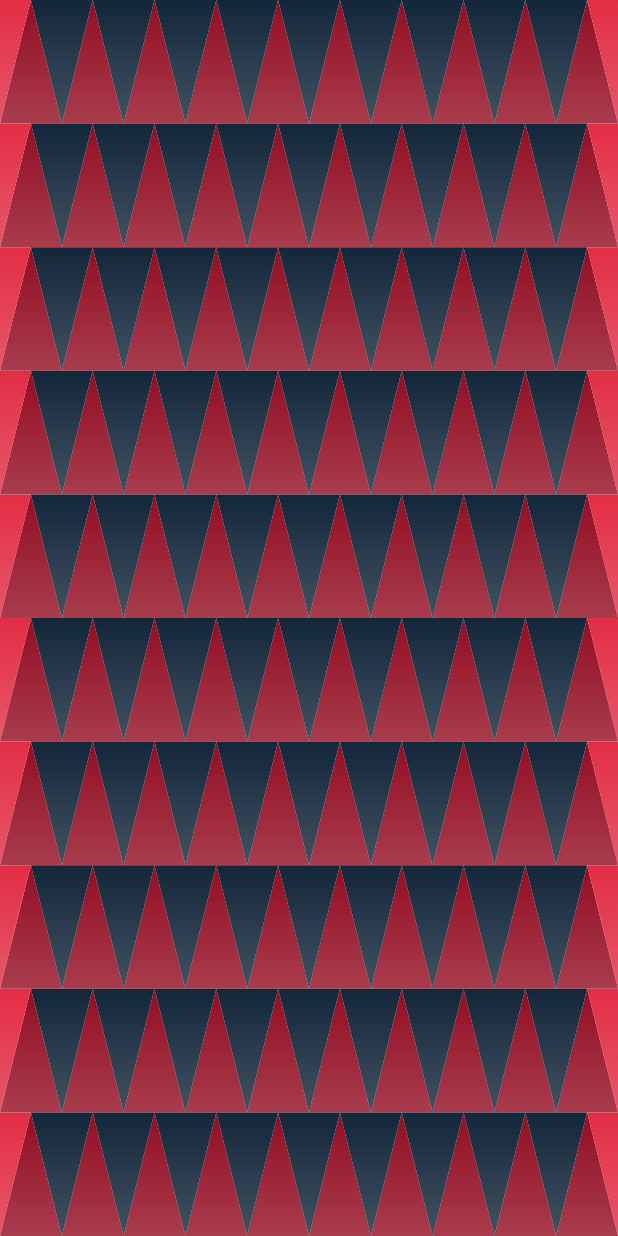
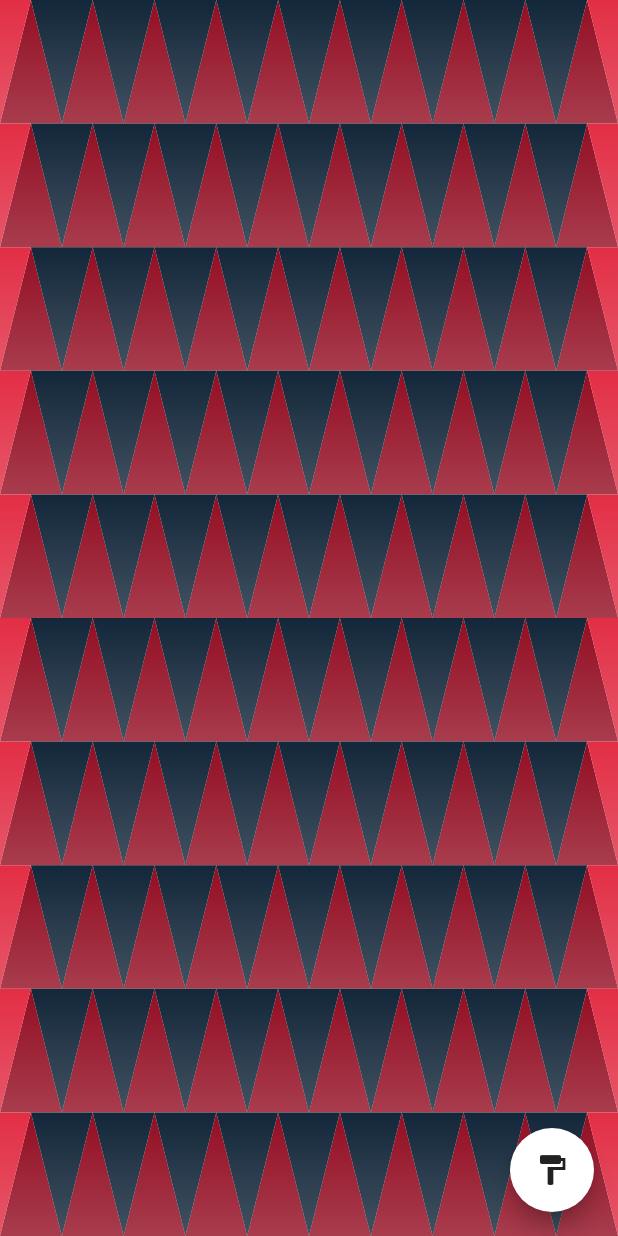
Before and after one commit to mohsin2596/Triangulation, a Flutter app: the screen it shows after launch, on a phone screen of 412 x 824 dp. Run offline on Flutter 3.47's test engine with Material 2 defaults, Android fonts, the phone set to English and light mode, and no system bars.

```diff
--- a/lib/screens/main_screen.dart
+++ b/lib/screens/main_screen.dart
@@ -15,6 +15,9 @@ class _MainScreenState extends State<MainScreen> {
   //Number of columns for canvas
   var numOfColumns = 10;
 
+  //Boolean to help us hide and show tweak box
+  var isEditing = false;
+
   @override
   Widget build(BuildContext context) {
     var widgetHelper = TriangleWidgetHelper(context: context);
@@ -22,9 +25,16 @@ class _MainScreenState extends State<MainScreen> {
 
     SystemChrome.setEnabledSystemUIOverlays(SystemUiOverlay.values);
     return Scaffold(
-//      appBar: AppBar(
-//        title: Text(Strings.appTitle),
-//      ),
+      floatingActionButton: FloatingActionButton(
+        child: isEditing ? Icon(Icons.close) : Icon(Icons.format_paint),
+        backgroundColor: Colors.white,
+        foregroundColor: Colors.black87,
+        onPressed: () {
+          setState(() {
+            isEditing = !isEditing;
+          });
+        },
+      ),
       body: Container(
         //Triangles will be stacked onto one another to fill screen
         child: Stack(
@@ -34,6 +44,31 @@ class _MainScreenState extends State<MainScreen> {
             ),
             Column(
               children: widgetHelper.invertedColumnChildren(context),
+            ),
+            Column(
+              mainAxisAlignment: MainAxisAlignment.end,
+              children: <Widget>[
+                AnimatedContainer(
+                  duration: Duration(milliseconds: 300),
+                  width: double.infinity,
+                  height: isEditing ? 250 : 0,
+                  color: Color(0XD9000000),
+                  child: Column(
+                    children: <Widget>[
+                      Padding(
+                        padding: const EdgeInsets.all(8.0),
+                        child: Text(
+                          'Tweak It',
+                          style: TextStyle(
+                              fontSize: 18,
+                              fontWeight: FontWeight.w500,
+                              color: Colors.white),
+                        ),
+                      ),
+                    ],
+                  ),
+                )
+              ],
             )
           ],
         ),
--- a/lib/utils/widget_helper.dart
+++ b/lib/utils/widget_helper.dart
@@ -4,6 +4,12 @@ import 'draw_triangle.dart';
 class TriangleWidgetHelper {
   var numOfRows = 0;
   var numOfColumns = 0;
+
+  //Default Colors for pattern
+  Color colorOne = Color(0xFF930D22);
+  Color colorTwo = Color(0xFFE22E45);
+  Color colorThree = Color(0xFF13273A);
+
   final BuildContext context;
 
   TriangleWidgetHelper({this.context});
@@ -11,6 +17,12 @@ class TriangleWidgetHelper {
   void setRowsCols(int rows, int cols) {
     this.numOfRows = rows;
     this.numOfColumns = cols;
+  }
+
+  void setColors(Color colorOne, Color colorTwo, Color colorThree) {
+    this.colorOne = colorOne;
+    this.colorTwo = colorTwo;
+    this.colorThree = colorThree;
   }
 
   List<CustomPaint> getTriangleRow(BuildContext context) {
@@ -25,8 +37,7 @@ class TriangleWidgetHelper {
       triangles.add(
         CustomPaint(
           size: Size(width, height),
-          painter:
-              DrawTriangle(color: Color(0xFF930D22), type: TriangleType.normal),
+          painter: DrawTriangle(color: colorOne, type: TriangleType.normal),
         ),
       );
     }
@@ -66,8 +77,7 @@ class TriangleWidgetHelper {
     triangles.add(
       CustomPaint(
         size: Size(width / 2, height),
-        painter: DrawTriangle(
-            color: Color(0xFFE22E45), type: TriangleType.leftCorner),
+        painter: DrawTriangle(color: colorTwo, type: TriangleType.leftCorner),
       ),
     );
 
@@ -75,8 +85,7 @@ class TriangleWidgetHelper {
       triangles.add(
         CustomPaint(
           size: Size(width, height),
-          painter: DrawTriangle(
-              color: Color(0xFF13273A), type: TriangleType.inverted),
+          painter: DrawTriangle(color: colorThree, type: TriangleType.inverted),
         ),
       );
     }
@@ -85,29 +94,10 @@ class TriangleWidgetHelper {
     triangles.add(
       CustomPaint(
         size: Size(width / 2, height),
-        painter: DrawTriangle(
-            color: Color(0xFFE22E45), type: TriangleType.rightCorner),
+        painter: DrawTriangle(color: colorTwo, type: TriangleType.rightCorner),
       ),
     );
 
     return triangles;
   }
-
-  Widget tweakContainer() {
-    return Container(
-      width: double.infinity,
-      color: Color(0X1A000000),
-      child: Column(
-        children: <Widget>[
-          Padding(
-            padding: const EdgeInsets.all(8.0),
-            child: Text(
-              'Tweak It',
-              style: TextStyle(fontSize: 18, fontWeight: FontWeight.w500),
-            ),
-          ),
-        ],
-      ),
-    );
-  }
 }
```
